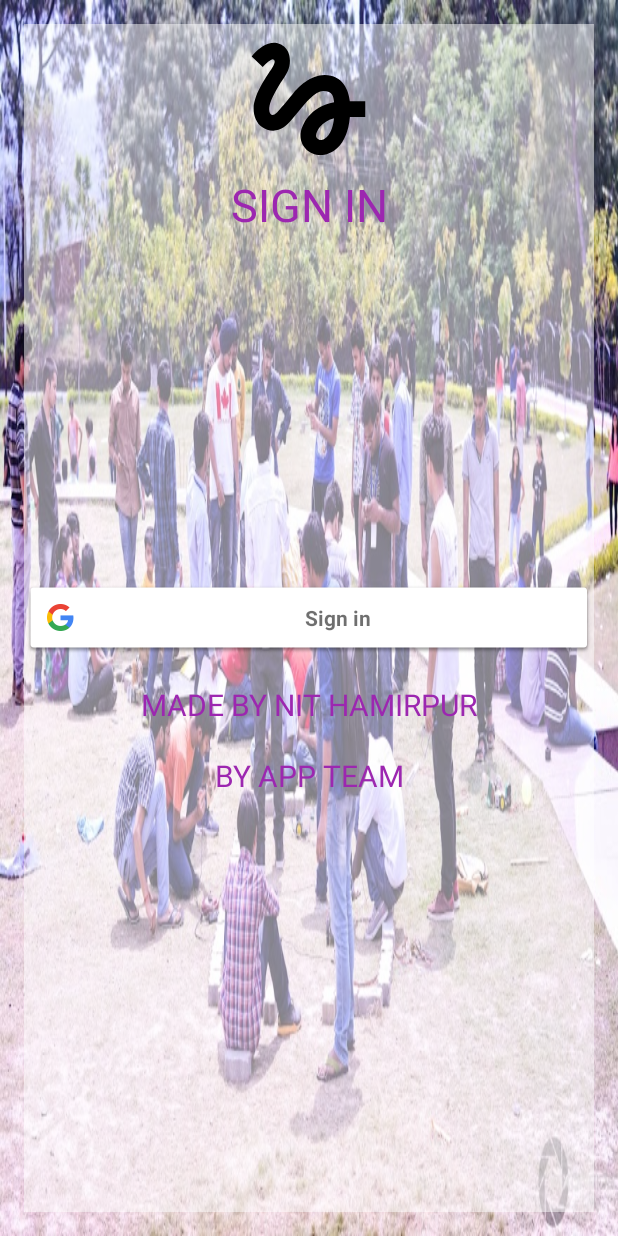
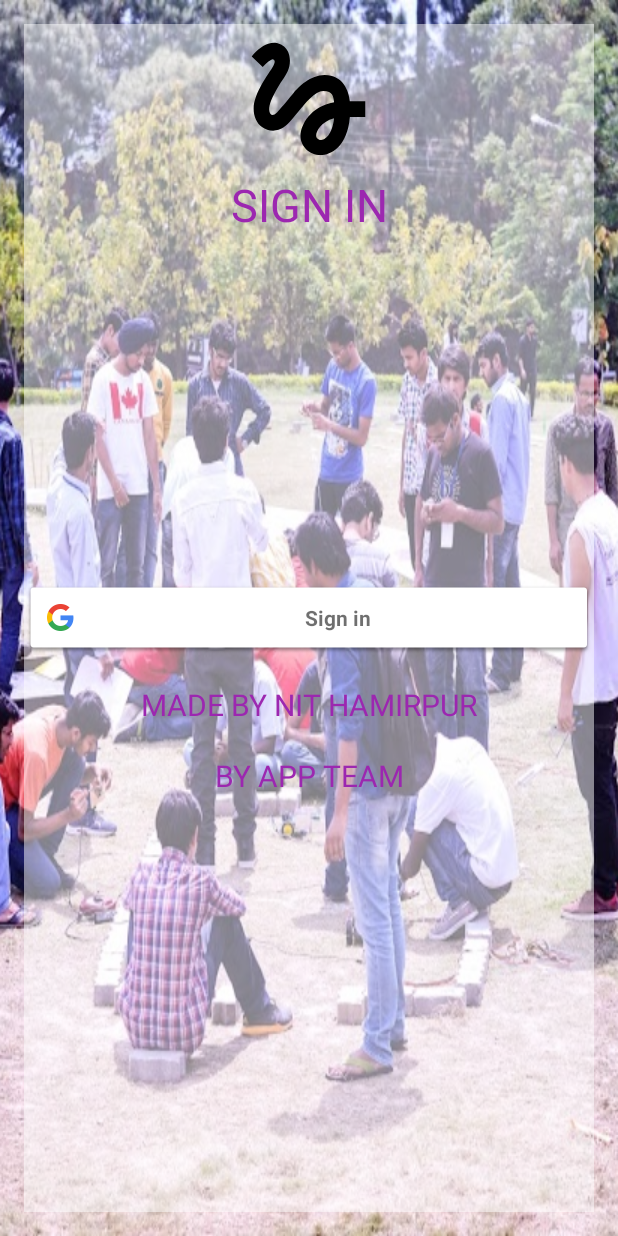
Before and after one commit to appteam-nith/festnimbus, an Android app: the screen it shows after launch (Login), on a phone screen of 412 x 824 dp. Run offline under Robolectric (Android 15) with nearby library versions, the phone set to English and light mode, and no system bars; our stand-ins replace Volley; network calls fail; 1 statement that could not run was skipped.

Commit message:
corrected aspect ratio of background of login page to fit within screen

```diff
--- /dev/null
+++ b/app/src/main/res/drawable/bitmap_login_background.xml
@@ -0,0 +1,6 @@
+<?xml version="1.0" encoding="utf-8"?>
+<bitmap xmlns:android="http://schemas.android.com/apk/res/android"
+    android:gravity="fill_vertical"
+    android:src="@drawable/back_login"
+    android:layout_width="match_parent"
+    android:layout_height="match_parent"/>
--- a/app/src/main/res/layout/activity_login.xml
+++ b/app/src/main/res/layout/activity_login.xml
@@ -3,7 +3,7 @@
     xmlns:tools="http://schemas.android.com/tools"
     android:layout_width="match_parent"
     android:layout_height="match_parent"
-    android:background="@drawable/back_login"
+    android:background="@drawable/bitmap_login_background"
     tools:context="com.appteam.nimbus.Login"
     android:padding="@dimen/activity_horizontal_margin">
 <View
```
